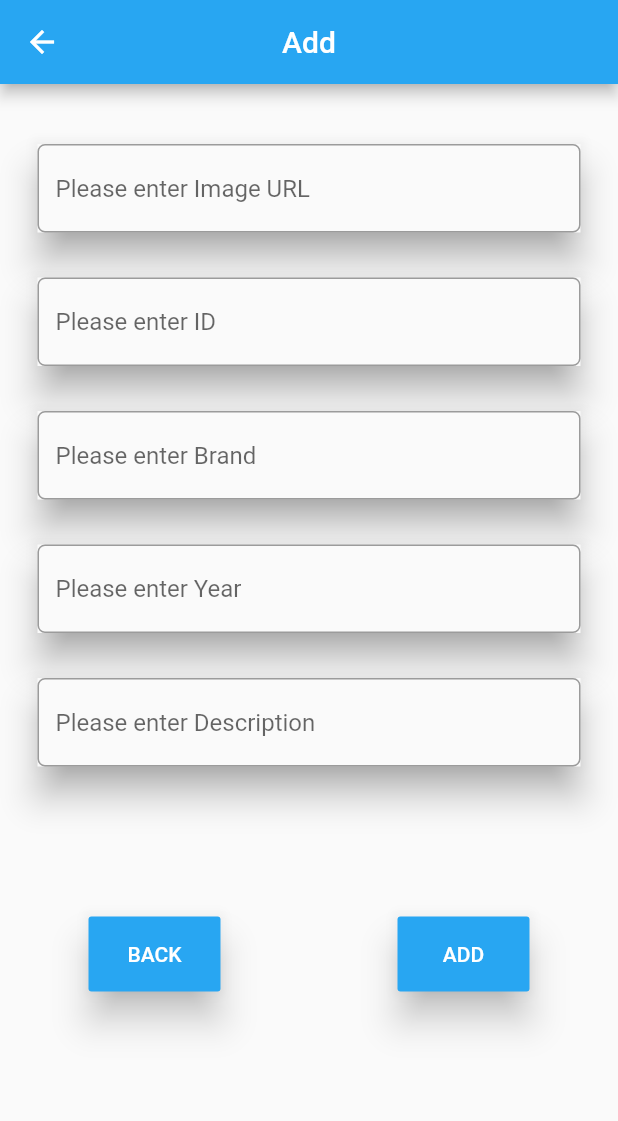
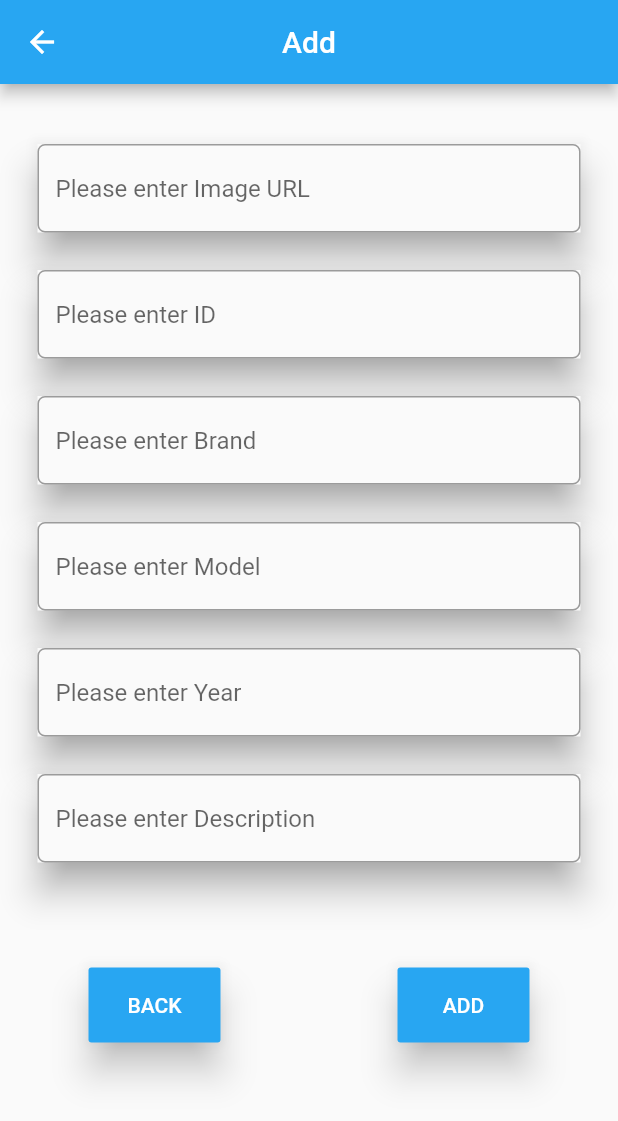
Before and after one commit to zSamurai/Cars_App, a Flutter app: the AddCarScreen screen opened by its route, on a phone screen of 412 x 824 dp. Shown: the top 1121 px of the screen. Run offline on Flutter 3.47's test engine with Material 2 defaults, Android fonts, the phone set to English and light mode, and no system bars; network calls fail.

Commit message:
Seccond Commit (Added Small Fix)

```diff
--- a/lib/presentation/screens/add_car_screen.dart
+++ b/lib/presentation/screens/add_car_screen.dart
@@ -60,7 +60,7 @@ class _AddCarScreenState extends State<AddCarScreen> {
               ),
             ),
             Padding(
-              padding: const EdgeInsets.fromLTRB(25, 30, 25, 0),
+              padding: const EdgeInsets.fromLTRB(25, 25, 25, 0),
               child: Material(
                 elevation: 10,
                 shadowColor: Colors.grey,
@@ -84,7 +84,7 @@ class _AddCarScreenState extends State<AddCarScreen> {
               ),
             ),
             Padding(
-              padding: const EdgeInsets.fromLTRB(25, 30, 25, 0),
+              padding: const EdgeInsets.fromLTRB(25, 25, 25, 0),
               child: Material(
                 elevation: 10,
                 shadowColor: Colors.grey,
@@ -108,7 +108,31 @@ class _AddCarScreenState extends State<AddCarScreen> {
               ),
             ),
             Padding(
-              padding: const EdgeInsets.fromLTRB(25, 30, 25, 0),
+              padding: const EdgeInsets.fromLTRB(25, 25, 25, 0),
+              child: Material(
+                elevation: 10,
+                shadowColor: Colors.grey,
+                child: TextFormField(
+                    controller: carModel,
+                    decoration: InputDecoration(
+                      hintText: "Please enter Model",
+                      border: OutlineInputBorder(
+                          borderRadius: BorderRadius.circular(5.0),
+                          borderSide:
+                          const BorderSide(color: Colors.grey, width: 2.0)),
+                      focusedBorder: OutlineInputBorder(
+                          borderRadius: BorderRadius.circular(5.0)),
+                    ),
+                    validator: (String? value) {
+                      if (value!.isNotEmpty) {
+                      } else {
+                        return "Please fill the field";
+                      }
+                    }),
+              ),
+            ),
+            Padding(
+              padding: const EdgeInsets.fromLTRB(25, 25, 25, 0),
               child: Material(
                 elevation: 10,
                 shadowColor: Colors.grey,
@@ -132,7 +156,7 @@ class _AddCarScreenState extends State<AddCarScreen> {
               ),
             ),
             Padding(
-              padding: const EdgeInsets.fromLTRB(25, 30, 25, 0),
+              padding: const EdgeInsets.fromLTRB(25, 25, 25, 0),
               child: Material(
                 elevation: 10,
                 shadowColor: Colors.grey,
@@ -156,7 +180,7 @@ class _AddCarScreenState extends State<AddCarScreen> {
               ),
             ),
             const Padding(
-              padding: EdgeInsets.all(50),
+              padding: EdgeInsets.all(35),
             ),
             Row(
               mainAxisAlignment: MainAxisAlignment.spaceAround,
```
